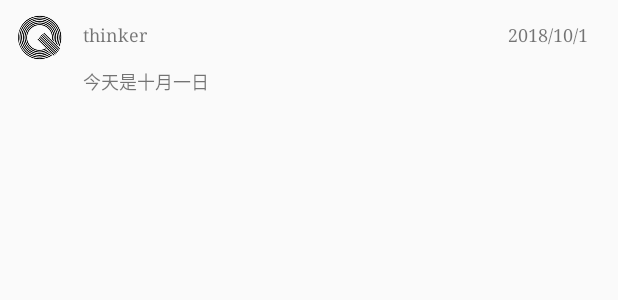
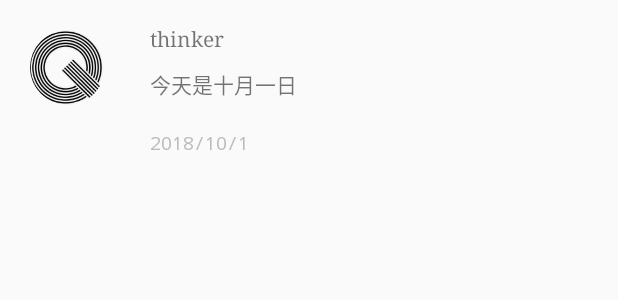
Before and after one commit to yeiamx/meditation, an Android app: the layout layout_article_journal_item.xml on its own in the app's theme, with its tools: preview values and no code run, on a phone screen of 412 x 824 dp. Shown: the top 300 px of the screen. Run offline under Robolectric (Android 15) with nearby library versions, the phone set to English and light mode, and no system bars; Roboto replaces fonts that are not available here.

Commit message:
little changes

```diff
--- a/front_end/Meditation/app/src/main/AndroidManifest.xml
+++ b/front_end/Meditation/app/src/main/AndroidManifest.xml
@@ -33,7 +33,7 @@
 
         <activity android:name=".layout.article.ArticleContentActivity" />
         <activity android:name=".layout.article.ArticleQaActivity" />
-        <activity android:name=".layout.article.ArticleJournalActivity"></activity>
+        <activity android:name=".layout.article.ArticleJournalActivity"/>
 
         <activity
             android:name=".layout.LoginActivity"
--- a/front_end/Meditation/app/src/main/java/com/mrxia/meditation/layout/MainActivity.java
+++ b/front_end/Meditation/app/src/main/java/com/mrxia/meditation/layout/MainActivity.java
@@ -90,6 +90,9 @@ public class MainActivity extends AppCompatActivity implements BottomNavigationB
         fragments.add(MeditationFragment.newInstance());
 
         fragmentTags.add("meditation");
+        fragments.add(ArticleFragment.newInstance());
+
+        fragmentTags.add("article");
 
         setDefaultFragment();
 
--- a/front_end/Meditation/app/src/main/java/com/mrxia/meditation/layout/article/ArticleJournalActivity.java
+++ b/front_end/Meditation/app/src/main/java/com/mrxia/meditation/layout/article/ArticleJournalActivity.java
@@ -1,5 +1,6 @@
 package com.mrxia.meditation.layout.article;
 
+import android.app.Activity;
 import android.content.Intent;
 import android.graphics.Typeface;
 import android.os.Build;
@@ -61,10 +62,11 @@ public class ArticleJournalActivity extends AppCompatActivity {
                 if(TextUtils.isEmpty(et.getText())){
                     Toast.makeText(ArticleJournalActivity.this,"请输入日志内容", Toast.LENGTH_SHORT).show();
                 }else{
+                   // Toast.makeText(ArticleJournalActivity.this,"jjj", Toast.LENGTH_SHORT).show();
                     String newJournal = et.getText().toString();
                     Intent intent = new Intent();
                     intent.putExtra("newJournal", newJournal);
-                    setResult(2, intent);
+                    setResult(4, intent);
                     finish();
                 }
             }
--- a/front_end/Meditation/app/src/main/res/layout/layout_article_journal_item.xml
+++ b/front_end/Meditation/app/src/main/res/layout/layout_article_journal_item.xml
@@ -6,42 +6,45 @@
 
     <de.hdodenhof.circleimageview.CircleImageView
         android:id="@+id/article_journal_item_iv"
-        android:layout_width="30dp"
-        android:layout_height="30dp"
+        android:layout_width="50dp"
+        android:layout_height="50dp"
         android:src="@drawable/q"
-        android:layout_marginTop="10dp"
-        android:layout_marginLeft="12dp"
+        android:layout_marginTop="20dp"
+        android:layout_marginLeft="20dp"
         />
     <TextView
         android:id="@+id/article_journal_item_username"
         android:layout_width="wrap_content"
         android:layout_height="wrap_content"
-        android:textSize="12sp"
-        android:layout_marginTop="15dp"
-        android:layout_marginLeft="55dp"
+        android:textSize="14sp"
+        android:layout_marginTop="16dp"
+        android:layout_marginLeft="100dp"
         android:text="thinker"
         android:fontFamily="serif"
 
         />
     <TextView
-    android:id="@+id/article_journal_item_time"
-    android:layout_width="wrap_content"
-    android:layout_height="wrap_content"
-    android:textSize="12sp"
-    android:layout_marginTop="15dp"
-    android:layout_alignParentRight="true"
-    android:layout_marginRight="20dp"
-    android:text="2018/10/1"
-    android:fontFamily="serif"
+        android:id="@+id/article_journal_item_time"
+        android:layout_width="wrap_content"
+        android:layout_height="wrap_content"
+        android:textSize="12sp"
+        android:layout_below="@+id/article_journal_item_content"
+        android:layout_marginTop="10dp"
+        android:layout_marginLeft="100dp"
+        android:text="2018/10/1"
+        android:fontFamily="monospace"
+        android:textColor="#a09e9595"
+        android:layout_marginBottom="15dp"
 
     />
     <TextView
         android:id="@+id/article_journal_item_content"
+        android:layout_below="@id/article_journal_item_username"
         android:layout_width="wrap_content"
         android:layout_height="wrap_content"
-        android:textSize="12sp"
-        android:layout_marginTop="45dp"
-        android:layout_marginLeft="55dp"
+        android:textSize="14sp"
+        android:layout_marginTop="10dp"
+        android:layout_marginLeft="100dp"
         android:layout_marginBottom="10dp"
         android:text="今天是十月一日"
         android:fontFamily="serif"
```
Also changed, not shown: front_end/Meditation/app/src/main/java/com/mrxia/meditation/layout/article/ContentFragment.java (+5 -3 lines), front_end/Meditation/app/src/main/java/com/mrxia/meditation/layout/article/JournalFragment.java (+17 -5 lines), front_end/Meditation/app/src/main/res/layout/fragment_article_journal.xml (+16 -11 lines), front_end/Meditation/app/src/main/res/drawable/add.png (added), front_end/Meditation/app/src/main/res/drawable/article_1.jpg (added).
